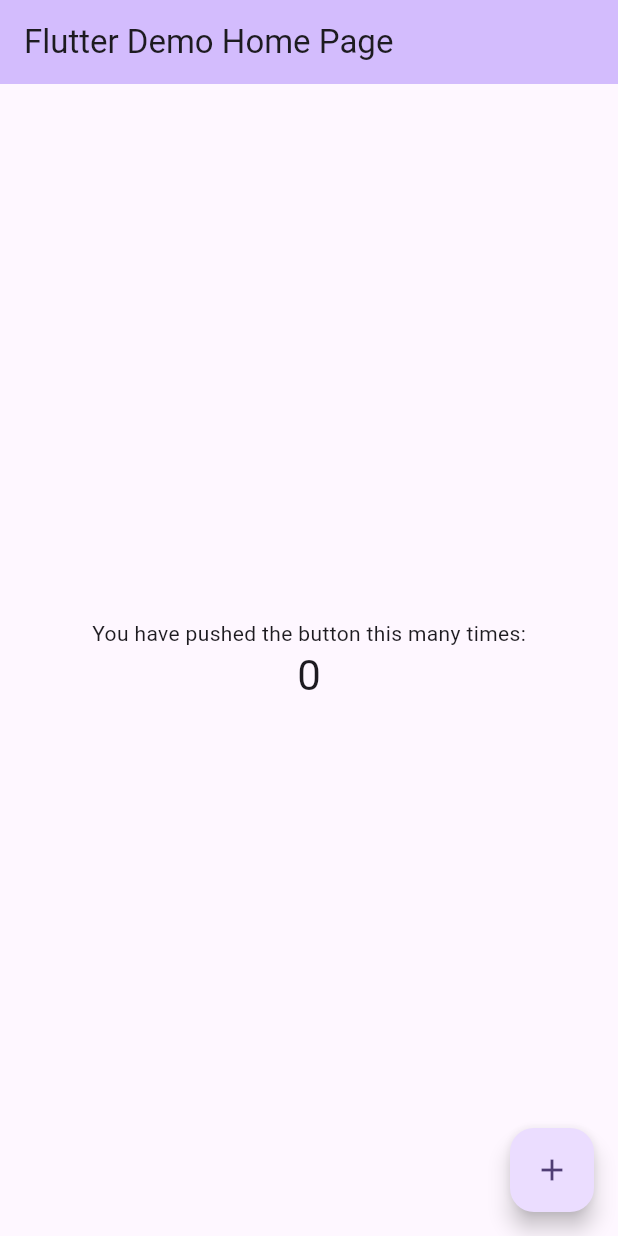
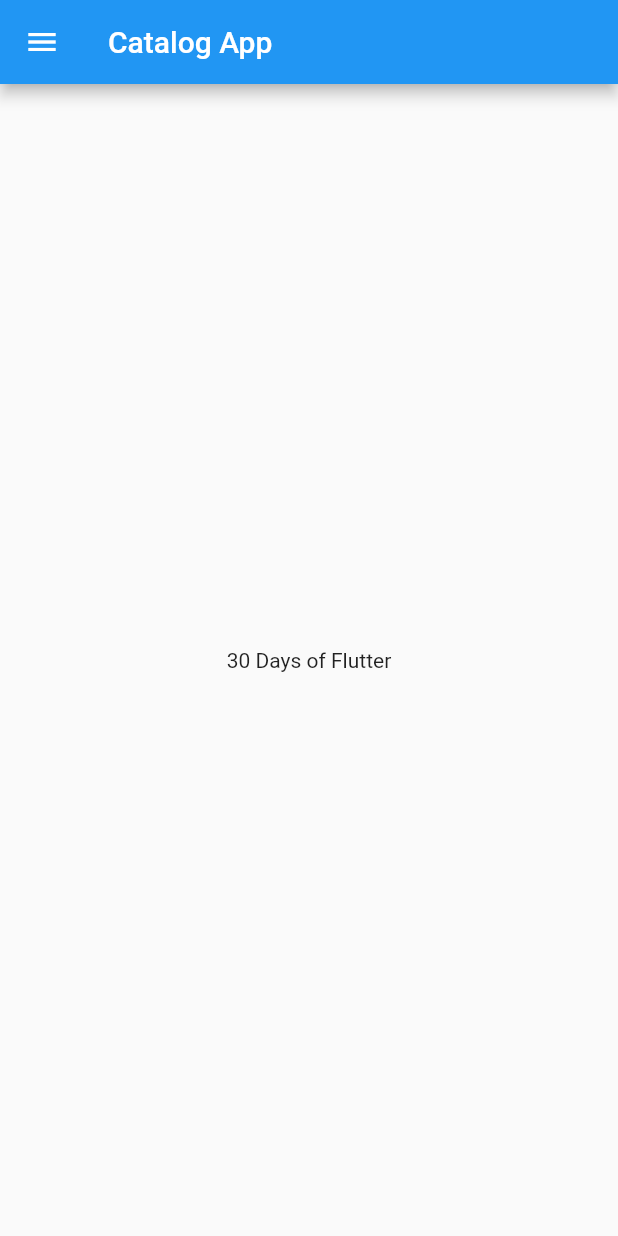
Before and after one commit to adityaashinde/30-Days-of-Flutter, a Flutter app: the screen it shows after launch, on a phone screen of 412 x 824 dp. Run offline on Flutter 3.47's test engine with Material 2 defaults, Android fonts, the phone set to English and light mode, and no system bars.

Commit message:
Day 02 : datatypes, Scaffold

```diff
--- /dev/null
+++ b/flutter_catalog/lib/home_page.dart
@@ -0,0 +1,18 @@
+import 'package:flutter/material.dart';
+
+class HomePage extends StatelessWidget {
+  @override
+  Widget build(BuildContext context) {
+    return Scaffold(
+      appBar: AppBar(
+        title: Text("Catalog App"),
+      ),
+      body: Center(
+        child: Container(
+          child: Text("30 Days of Flutter"),
+        ),
+      ),
+      drawer: Drawer(),
+    );
+  }
+}
--- a/flutter_catalog/lib/main.dart
+++ b/flutter_catalog/lib/main.dart
@@ -1,125 +1,17 @@
 import 'package:flutter/material.dart';
+import 'package:flutter_catalog/home_page.dart';
 
 void main() {
-  runApp(const MyApp());
+  runApp(MyApp());
 }
 
 class MyApp extends StatelessWidget {
   const MyApp({super.key});
 
-  // This widget is the root of your application.
   @override
   Widget build(BuildContext context) {
     return MaterialApp(
-      title: 'Flutter Demo',
-      theme: ThemeData(
-        // This is the theme of your application.
-        //
-        // TRY THIS: Try running your application with "flutter run". You'll see
-        // the application has a blue toolbar. Then, without quitting the app,
-        // try changing the seedColor in the colorScheme below to Colors.green
-        // and then invoke "hot reload" (save your changes or press the "hot
-        // reload" button in a Flutter-supported IDE, or press "r" if you used
-        // the command line to start the app).
-        //
-        // Notice that the counter didn't reset back to zero; the application
-        // state is not lost during the reload. To reset the state, use hot
-        // restart instead.
-        //
-        // This works for code too, not just values: Most code changes can be
-        // tested with just a hot reload.
-        colorScheme: ColorScheme.fromSeed(seedColor: Colors.deepPurple),
-        useMaterial3: true,
-      ),
-      home: const MyHomePage(title: 'Flutter Demo Home Page'),
+      home: HomePage(),
     );
   }
 }
-
-class MyHomePage extends StatefulWidget {
-  const MyHomePage({super.key, required this.title});
-
-  // This widget is the home page of your application. It is stateful, meaning
-  // that it has a State object (defined below) that contains fields that affect
-  // how it looks.
-
-  // This class is the configuration for the state. It holds the values (in this
-  // case the title) provided by the parent (in this case the App widget) and
-  // used by the build method of the State. Fields in a Widget subclass are
-  // always marked "final".
-
-  final String title;
-
-  @override
-  State<MyHomePage> createState() => _MyHomePageState();
-}
-
-class _MyHomePageState extends State<MyHomePage> {
-  int _counter = 0;
-
-  void _incrementCounter() {
-    setState(() {
-      // This call to setState tells the Flutter framework that something has
-      // changed in this State, which causes it to rerun the build method below
-      // so that the display can reflect the updated values. If we changed
-      // _counter without calling setState(), then the build method would not be
-      // called again, and so nothing would appear to happen.
-      _counter++;
-    });
-  }
-
-  @override
-  Widget build(BuildContext context) {
-    // This method is rerun every time setState is called, for instance as done
-    // by the _incrementCounter method above.
-    //
-    // The Flutter framework has been optimized to make rerunning build methods
-    // fast, so that you can just rebuild anything that needs updating rather
-    // than having to individually change instances of widgets.
-    return Scaffold(
-      appBar: AppBar(
-        // TRY THIS: Try changing the color here to a specific color (to
-        // Colors.amber, perhaps?) and trigger a hot reload to see the AppBar
-        // change color while the other colors stay the same.
-        backgroundColor: Theme.of(context).colorScheme.inversePrimary,
-        // Here we take the value from the MyHomePage object that was created by
-        // the App.build method, and use it to set our appbar title.
-        title: Text(widget.title),
-      ),
-      body: Center(
-        // Center is a layout widget. It takes a single child and positions it
-        // in the middle of the parent.
-        child: Column(
-          // Column is also a layout widget. It takes a list of children and
-          // arranges them vertically. By default, it sizes itself to fit its
-          // children horizontally, and tries to be as tall as its parent.
-          //
-          // Column has various properties to control how it sizes itself and
-          // how it positions its children. Here we use mainAxisAlignment to
-          // center the children vertically; the main axis here is the vertical
-          // axis because Columns are vertical (the cross axis would be
-          // horizontal).
-          //
-          // TRY THIS: Invoke "debug painting" (choose the "Toggle Debug Paint"
-          // action in the IDE, or press "p" in the console), to see the
-          // wireframe for each widget.
-          mainAxisAlignment: MainAxisAlignment.center,
-          children: <Widget>[
-            const Text(
-              'You have pushed the button this many times:',
-            ),
-            Text(
-              '$_counter',
-              style: Theme.of(context).textTheme.headlineMedium,
-            ),
-          ],
-        ),
-      ),
-      floatingActionButton: FloatingActionButton(
-        onPressed: _incrementCounter,
-        tooltip: 'Increment',
-        child: const Icon(Icons.add),
-      ), // This trailing comma makes auto-formatting nicer for build methods.
-    );
-  }
-}
```
